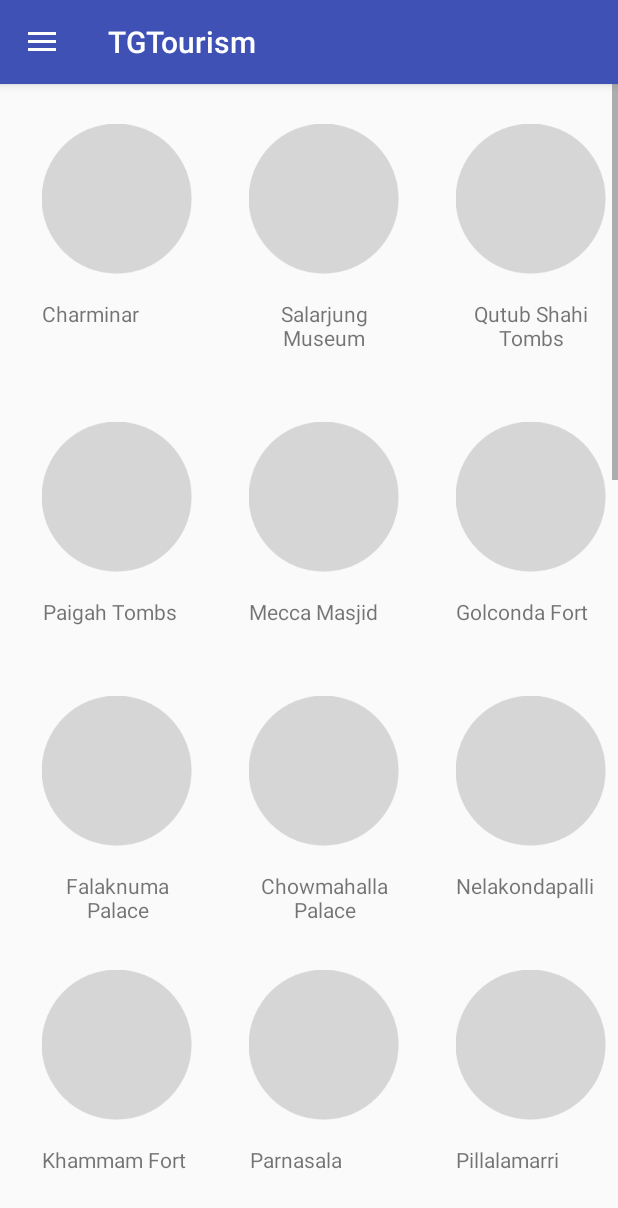
After one commit to santhoshgudla/TGTourism, an Android app: the fragment MainHeritageFragment placed in its activity, on a phone screen of 412 x 824 dp. The commit adds this screen. Shown: the top 1208 px of the screen. Run offline under Robolectric (Android 15) with nearby library versions, the phone set to English and light mode, and no system bars.

Commit message:
Modified all the fragments view to Listview and updated the images for the same.

```diff
--- a/app/build.gradle
+++ b/app/build.gradle
@@ -10,6 +10,8 @@ android {
         targetSdkVersion 24
         versionCode 1
         versionName "1.0"
+
+        multiDexEnabled true
     }
     buildTypes {
         release {
--- a/app/src/main/AndroidManifest.xml
+++ b/app/src/main/AndroidManifest.xml
@@ -29,8 +29,10 @@
                 android:value="com.gudla.tgtourism.MainActivity" />
         </activity>
         <activity android:name=".DestinationsActivity" />
-        <activity android:name=".DivineDestinationActivity"
-            android:configChanges="orientation|screenSize"></activity>
+        <activity
+            android:name=".DivineDestinationActivity"
+            android:configChanges="orientation|screenSize" />
+        <activity android:name=".HeritageActivity"></activity>
     </application>
 
 </manifest>
--- a/app/src/main/java/com/gudla/tgtourism/DestinationsActivity.java
+++ b/app/src/main/java/com/gudla/tgtourism/DestinationsActivity.java
@@ -45,6 +45,7 @@ public class DestinationsActivity extends AppCompatActivity implements AdapterVi
                 intent=new Intent(this,DivineDestinationActivity.class);
                 break;
             case 1:
+                intent=new Intent(this,HeritageActivity.class);
                 break;
             case 2:
                 break;
--- /dev/null
+++ b/app/src/main/java/com/gudla/tgtourism/HeritageActivity.java
@@ -0,0 +1,115 @@
+package com.gudla.tgtourism;
+
+import android.content.res.Configuration;
+import android.support.annotation.Nullable;
+import android.support.v4.app.FragmentManager;
+import android.support.v4.app.FragmentTransaction;
+import android.support.v4.widget.DrawerLayout;
+import android.support.v7.app.ActionBarDrawerToggle;
+import android.support.v7.app.AppCompatActivity;
+import android.os.Bundle;
+import android.view.LayoutInflater;
+import android.view.MenuItem;
+import android.view.View;
+import android.view.ViewGroup;
+import android.widget.AdapterView;
+import android.widget.ArrayAdapter;
+import android.widget.ListView;
+import android.widget.TextView;
+
+import com.gudla.tgtourism.heritage.TestFragment;
+
+public class HeritageActivity extends AppCompatActivity implements AdapterView.OnItemClickListener{
+    DrawerLayout drawerLayout;
+    ListView listView;
+    ActionBarDrawerToggle actionBarDrawerToggle;
+    FragmentManager fragmentManager;
+
+    @Override
+    protected void onCreate(Bundle savedInstanceState) {
+        super.onCreate(savedInstanceState);
+        setContentView(R.layout.activity_heritage);
+
+        drawerLayout= (DrawerLayout) findViewById(R.id.heritage_drawer);
+        listView= (ListView) findViewById(R.id.heritagelist);
+
+        actionBarDrawerToggle= new ActionBarDrawerToggle(this,drawerLayout,R.string.drawer_open,R.string.drawer_closed);
+        drawerLayout.addDrawerListener(actionBarDrawerToggle);
+        getSupportActionBar().setHomeButtonEnabled(true);
+        getSupportActionBar().setDisplayHomeAsUpEnabled(true);
+
+        listView.setAdapter(new ArrayAdapter<String>(this,R.layout.regions_item,getResources().getStringArray(R.array.regions_array)){
+
+            String[] regionName=getResources().getStringArray(R.array.regions_array);
+            @Override
+            public int getCount() {
+                return regionName.length;
+            }
+
+            @Override
+            public String getItem(int position) {
+                return regionName[position];
+            }
+
+            @Override
+            public long getItemId(int position) {
+                return position;
+            }
+
+            @Override
+            public View getView(int position, View convertView, ViewGroup parent) {
+                if(convertView == null){
+                    LayoutInflater inflater= (LayoutInflater) getContext().getSystemService(getContext().LAYOUT_INFLATER_SERVICE);
+                    convertView=inflater.inflate(R.layout.regions_item,parent,false);
+                }
+                TextView textView= (TextView) convertView.findViewById(R.id.textView4);
+                textView.setText(regionName[position]);
+                return convertView;
+            }
+        });
+        listView.setOnItemClickListener(this);
+        fragmentManager=getSupportFragmentManager();
+        FragmentTransaction fragmentTransaction=fragmentManager.beginTransaction();
+//        MainHeritageFragment mainHeritageFragment=new MainHeritageFragment();
+//        fragmentTransaction.add(R.id.mainheritageContainer,mainHeritageFragment,mainHeritageFragment.getClass().getSimpleName());
+        TestFragment testFragment=new TestFragment();
+        fragmentTransaction.add(R.id.mainheritageContainer,testFragment,testFragment.getClass().getSimpleName());
+        fragmentTransaction.commit();
+//        ItemFragment itemFragment=new ItemFragment();
+//        fragmentTransaction.add(R.id.mainheritageContainer,itemFragment,itemFragment.getClass().getSimpleName());
+//        fragmentTransaction.commit();
+
+
+    }
+
+
+    @Override
+    public boolean onOptionsItemSelected(MenuItem item) {
+        if(actionBarDrawerToggle.onOptionsItemSelected(item)){
+            return true;
+        }
+        return super.onOptionsItemSelected(item);
+    }
+
+    @Override
+    protected void onPostCreate(@Nullable Bundle savedInstanceState) {
+        super.onPostCreate(savedInstanceState);
+        actionBarDrawerToggle.syncState();
+    }
+
+    @Override
+    public void onConfigurationChanged(Configuration newConfig) {
+        super.onConfigurationChanged(newConfig);
+        actionBarDrawerToggle.onConfigurationChanged(newConfig);
+    }
+
+    @Override
+    public void onItemClick(AdapterView<?> adapterView, View view, int i, long l) {
+
+        onItemSelected(i);
+    }
+    private void onItemSelected(int i) {
+        listView.setItemChecked(i,true);
+    }
+
+}
--- a/app/src/main/java/com/gudla/tgtourism/divine/MainFragment.java
+++ b/app/src/main/java/com/gudla/tgtourism/divine/MainFragment.java
@@ -2,19 +2,24 @@ package com.gudla.tgtourism.divine;
 
 import android.content.Context;
 import android.net.Uri;
+import android.os.AsyncTask;
 import android.os.Bundle;
 import android.support.annotation.Nullable;
 import android.support.v4.app.Fragment;
 import android.view.LayoutInflater;
 import android.view.View;
 import android.view.ViewGroup;
+import android.widget.ArrayAdapter;
 import android.widget.GridView;
 
 import com.gudla.tgtourism.R;
 import com.gudla.tgtourism.util.GridCustomAdapter;
+import com.gudla.tgtourism.util.SourceArray;
+
+import java.util.ArrayList;
 
 public class MainFragment extends Fragment {
-    GridView myGridview;
+    public GridView myGridview;
     GridCustomAdapter mainAdapter;
     private Context context;
 
--- /dev/null
+++ b/app/src/main/java/com/gudla/tgtourism/heritage/MainHeritageFragment.java
@@ -0,0 +1,65 @@
+package com.gudla.tgtourism.heritage;
+
+
+import android.os.Bundle;
+import android.support.annotation.Nullable;
+import android.support.v4.app.Fragment;
+import android.view.LayoutInflater;
+import android.view.View;
+import android.view.ViewGroup;
+import android.widget.BaseAdapter;
+import android.widget.GridView;
+
+import com.gudla.tgtourism.R;
+import com.gudla.tgtourism.util.GridCustomAdapter;
+
+/**
+ * A simple {@link Fragment} subclass.
+ */
+public class MainHeritageFragment extends Fragment {
+    GridView gridView;
+    int[] imageId;
+    String[] names;
+    GridCustomAdapter gridCustomAdapter;
+
+
+
+    public MainHeritageFragment() {
+
+    }
+
+
+    @Override
+    public View onCreateView(LayoutInflater inflater, ViewGroup container,
+                             Bundle savedInstanceState) {
+
+        View view=inflater.inflate(R.layout.fragment_main_heritage, container, false);
+        gridView= (GridView) view.findViewById(R.id.gridHeritageMain);
+        return view;
+    }
+
+    @Override
+    public void onCreate(@Nullable Bundle savedInstanceState) {
+        super.onCreate(savedInstanceState);
+
+    }
+
+    @Override
+    public void onActivityCreated(@Nullable Bundle savedInstanceState) {
+        super.onActivityCreated(savedInstanceState);
+        int[] imageId={R.drawable.hyd_charminar,R.drawable.hyd_salarjung,R.drawable.hyd_qutubshahitombs,
+                        R.drawable.hyd_paigahtombs,R.drawable.hyd_mecca,R.drawable.hyd_golcondafort,R.drawable.hyd_falaknumapalace,
+                        R.drawable.hyd_chaumallapalace,R.drawable.khm_nelakondapalli,R.drawable.khm_khammamfort,R.drawable.khm_parnasala,
+                        R.drawable.mbn_pillalamarri,R.drawable.mbn_alampur,R.drawable.mbn_gadwalfort,R.drawable.nld_nandikonda,
+                        R.drawable.nld_nagarjunasagar,R.drawable.nld_kolanupaka,R.drawable.nld_devarakonda,R.drawable.nld_bhongir,
+                        R.drawable.nld_rachakondafort,R.drawable.wgl_thousand_pillars,R.drawable.wgl_warangalfort,R.drawable.wgl_ramappa,
+                        R.drawable.adb_nirmalfort,R.drawable.nzb_domakonda,R.drawable.nzb_fort,R.drawable.nzb_archaeological,
+                        R.drawable.knr_ramagirifort,R.drawable.knr_silverfiligree,R.drawable.knr_dhulikatta,R.drawable.knr_elgandal,
+                        R.drawable.knr_jagtial_fort,R.drawable.knr_nagunur,R.drawable.mdk_medakfort};
+        this.imageId=imageId;
+        names=getActivity().getResources().getStringArray(R.array.main_heritage_array);
+        gridCustomAdapter=new GridCustomAdapter(getActivity(),imageId,names);
+        gridView.setAdapter(gridCustomAdapter);
+    }
+
+}
--- /dev/null
+++ b/app/src/main/java/com/gudla/tgtourism/heritage/TestFragment.java
@@ -0,0 +1,58 @@
+package com.gudla.tgtourism.heritage;
+
+
+import android.content.Context;
+import android.os.Bundle;
+import android.support.annotation.Nullable;
+import android.support.v4.app.Fragment;
+import android.support.v7.widget.RecyclerView;
+import android.view.LayoutInflater;
+import android.view.View;
+import android.view.ViewGroup;
+import android.widget.Toast;
+
+import com.gudla.tgtourism.R;
+import com.gudla.tgtourism.util.MyCustomRecyclerAdapter;
+
+/**
+ * A simple {@link Fragment} subclass.
+ */
+public class TestFragment extends Fragment {
+    RecyclerView mRecyclerView;
+    Context mContext;
+
+
+    public TestFragment() {
+    }
+
+    @Override
+    public void onCreate(@Nullable Bundle savedInstanceState) {
+        super.onCreate(savedInstanceState);
+        setRetainInstance(true);
+    }
+
+    @Override
+    public View onCreateView(LayoutInflater inflater, ViewGroup container,
+                             Bundle savedInstanceState) {
+        View view= inflater.inflate(R.layout.fragment_test, container, false);
+        mRecyclerView= (RecyclerView) view.findViewById(R.id.recyclerTest);
+        mRecyclerView.setHasFixedSize(true);
+        return view;
+    }
+
+    @Override
+    public void onActivityCreated(@Nullable Bundle savedInstanceState) {
+        super.onActivityCreated(savedInstanceState);
+        if(mRecyclerView==null){
+            Toast.makeText(mContext,"RecyclerView is null",Toast.LENGTH_LONG).show();
+        }else {
+            mRecyclerView.setAdapter(new MyCustomRecyclerAdapter(mContext));
+        }
+    }
+
+    @Override
+    public void onAttach(Context context) {
+        super.onAttach(context);
+        this.mContext=context;
+    }
+}
--- /dev/null
+++ b/app/src/main/java/com/gudla/tgtourism/heritage/dummy/DummyContent.java
@@ -0,0 +1,61 @@
+package com.gudla.tgtourism.heritage.dummy;
+
+
+
+import com.gudla.tgtourism.util.SourceArray;
+
+import java.util.ArrayList;
+import java.util.HashMap;
+import java.util.List;
+import java.util.Map;
+
+/**
+ * Helper class for providing sample content for user interfaces created by
+ * Android template wizards.
+ * <p/>
+ * TODO: Replace all uses of this class before publishing your app.
+ */
+public class DummyContent {
+
+    /**
+     * An array of sample (dummy) items.
+     */
+    public static final List<SourceArray> ITEMS = new ArrayList<>();
+
+    /**
+     * A map of sample (dummy) items, by ID.
+     */
+    public static final Map<String, DummyItem> ITEM_MAP = new HashMap<String, DummyItem>();
+
+
+    static {
+        // Add some sample items.
+        for (int i = 0; i <= 40; i++) {
+            addItem(createDummyItem(i));
+        }
+    }
+
+    private static void addItem(SourceArray item) {
+
+        ITEMS.add(item);
+    }
+
+    private static SourceArray createDummyItem(int position) {
+        return new SourceArray(DummyItem.mImageId[position],DummyItem.mNames[position]);
+    }
+
+    /**
+     * A dummy item representing a piece of content.
+     */
+    public static class DummyItem {
+        public static int[] mImageId;
+        public static String[] mNames;
+
+        public DummyItem(int[] mImageId,String[] mName) {
+            DummyItem.mImageId=mImageId;
+            DummyItem.mNames=mName;
+        }
+
+
+    }
+}
--- /dev/null
+++ b/app/src/main/java/com/gudla/tgtourism/util/DataSource.java
@@ -0,0 +1,13 @@
+package com.gudla.tgtourism.util;
+
+/**
+ * Created by dell on 9/10/2016.
+ */
+public class DataSource {
+    public int mImageId;
+    public String mName;
+    public DataSource(int mImageId, String mName){
+        this.mImageId=mImageId;
+        this.mName=mName;
+    }
+}
--- a/app/src/main/java/com/gudla/tgtourism/util/GridCustomAdapter.java
+++ b/app/src/main/java/com/gudla/tgtourism/util/GridCustomAdapter.java
@@ -23,11 +23,9 @@ public class GridCustomAdapter extends BaseAdapter {
 
     Context context;
     ArrayList<SourceArray> list;
-    GridView myGrid;
 
     public GridCustomAdapter(Context context, int[] imageId, String[] name) {
         this.context = context;
-        this.myGrid=myGrid;
         list = new ArrayList<>();
         for (int i = 0; i < imageId.length; i++) {
             SourceArray sourceArray = new SourceArray(imageId[i], name[i]);
@@ -54,8 +52,6 @@ public class GridCustomAdapter extends BaseAdapter {
     public View getView(int i, View view, ViewGroup viewGroup) {
         View row = view;
         ViewHolder viewHolder;
-//        int imageViewId= R.id.gridImageView;
-//        int textViewId=R.id.gridTextView;
         int imageViewId = R.id.imageLinnerGrid;
         int textViewId = R.id.textLineerGrid;
         if (row == null) {
--- /dev/null
+++ b/app/src/main/java/com/gudla/tgtourism/util/MyCustomRecyclerAdapter.java
@@ -0,0 +1,106 @@
+package com.gudla.tgtourism.util;
+
+import android.content.Context;
+import android.graphics.Bitmap;
+import android.graphics.BitmapFactory;
+import android.graphics.Canvas;
+import android.graphics.Path;
+import android.graphics.Rect;
+import android.support.v7.widget.RecyclerView;
+import android.view.LayoutInflater;
+import android.view.View;
+import android.view.ViewGroup;
+import android.widget.ImageView;
+import android.widget.TextView;
+
+import com.gudla.tgtourism.R;
+
+import java.util.ArrayList;
+
+/**
+ * Created by dell on 9/10/2016.
+ */
+public class MyCustomRecyclerAdapter extends RecyclerView.Adapter<MyCustomRecyclerAdapter.ItemHolder> {
+    LayoutInflater mInflater;
+    public static ArrayList<DataSource> mList;
+    Context mContext;
+
+    public MyCustomRecyclerAdapter(Context mContext){
+        this.mContext=mContext;
+        mInflater=LayoutInflater.from(mContext);
+       String[] mName=mContext.getResources().getStringArray(R.array.main_heritage_array);
+       int[] mImageId={R.drawable.hyd_charminar,R.drawable.hyd_salarjung,R.drawable.hyd_qutubshahitombs,
+                R.drawable.hyd_paigahtombs,R.drawable.hyd_mecca,R.drawable.hyd_golcondafort,R.drawable.hyd_falaknumapalace,
+                R.drawable.hyd_chaumallapalace,R.drawable.khm_nelakondapalli,R.drawable.khm_khammamfort,R.drawable.khm_parnasala,
+                R.drawable.mbn_pillalamarri,R.drawable.mbn_alampur,R.drawable.mbn_gadwalfort,R.drawable.nld_nandikonda,
+                R.drawable.nld_nagarjunasagar,R.drawable.nld_kolanupaka,R.drawable.nld_devarakonda,R.drawable.nld_bhongir,
+                R.drawable.nld_rachakondafort,R.drawable.wgl_thousand_pillars,R.drawable.wgl_warangalfort,R.drawable.wgl_ramappa,
+                R.drawable.adb_nirmalfort,R.drawable.nzb_domakonda,R.drawable.nzb_fort,R.drawable.nzb_archaeological,
+                R.drawable.knr_ramagirifort,R.drawable.knr_silverfiligree,R.drawable.knr_dhulikatta,R.drawable.knr_elgandal,
+                R.drawable.knr_jagtial_fort,R.drawable.knr_nagunur,R.drawable.mdk_medakfort};
+        getSourceArray(mImageId,mName);
+    }
+    public static void getSourceArray(int[] mImageId,String[] mName){
+        mList=new ArrayList<>();
+        for(int i=0;i<mName.length;i++){
+            DataSource sourceArray=new DataSource(mImageId[i], mName[i]);
+            mList.add(sourceArray);
+        }
+    }
+
+    @Override
+    public ItemHolder onCreateViewHolder(ViewGroup parent, int viewType) {
+
+        View view=mInflater.inflate(R.layout.custom_grid_row,parent,false);
+        ItemHolder itemHolder= new ItemHolder(view);
+        return itemHolder;
+    }
+
+    @Override
+    public void onBindViewHolder(ItemHolder holder, int position) {
+        holder.mTextView.setText(mList.get(position).mName);
+        holder.mImageView.setImageResource(mList.get(position).mImageId);
+//        Bitmap icon = BitmapFactory.decodeResource(mContext.getResources(), mList.get(position).mImageId);
+//        Bitmap circleImage = getRoundedShape(icon);
+//        holder.mImageView.setImageBitmap(circleImage);
+
+    }
+
+    @Override
+    public int getItemCount() {
+        return mList.size();
+    }
+
+//    public Bitmap getRoundedShape(Bitmap scaleBitmapImage) {
+//        int targetWidth = 200;
+//        int targetHeight = 200;
+//        Bitmap targetBitmap = Bitmap.createBitmap(targetWidth,
+//                targetHeight,Bitmap.Config.ARGB_8888);
+//
+//        Canvas canvas = new Canvas(targetBitmap);
+//        Path path = new Path();
+//        path.addCircle(((float) targetWidth - 1) / 2,
+//                ((float) targetHeight - 1) / 2,
+//                (Math.min(((float) targetWidth),
+//                        ((float) targetHeight)) / 2),
+//                Path.Direction.CCW);
+//
+//        canvas.clipPath(path);
+//        Bitmap sourceBitmap = scaleBitmapImage;
+//        canvas.drawBitmap(sourceBitmap,
+//                new Rect(0, 0, sourceBitmap.getWidth(),
+//                        sourceBitmap.getHeight()),
+//                new Rect(0, 0, targetWidth, targetHeight), null);
+//        return targetBitmap;
+//    }
+
+    class ItemHolder extends RecyclerView.ViewHolder{
+        TextView mTextView;
+        ImageView mImageView;
+        public ItemHolder(View itemView) {
+            super(itemView);
+            mImageView= (ImageView) itemView.findViewById(R.id.gridImageView);
+            mTextView=(TextView)itemView.findViewById(R.id.gridTextView);
+        }
+    }
+}
--- /dev/null
+++ b/app/src/main/res/layout/activity_heritage.xml
@@ -0,0 +1,19 @@
+<?xml version="1.0" encoding="utf-8"?>
+<android.support.v4.widget.DrawerLayout xmlns:android="http://schemas.android.com/apk/res/android"
+    android:layout_width="match_parent"
+    android:layout_height="match_parent"
+    android:id="@+id/heritage_drawer">
+    <FrameLayout
+        android:layout_width="match_parent"
+        android:layout_height="match_parent"
+        android:id="@+id/mainheritageContainer">
+
+    </FrameLayout>
+    <ListView
+        android:layout_width="240dp"
+        android:layout_height="match_parent"
+        android:layout_gravity="left"
+        android:background="#988fff"
+        android:id="@+id/heritagelist">
+    </ListView>
+</android.support.v4.widget.DrawerLayout>
--- a/app/src/main/res/layout/custom_grid_row.xml
+++ b/app/src/main/res/layout/custom_grid_row.xml
@@ -1,17 +1,16 @@
 <?xml version="1.0" encoding="utf-8"?>
 <RelativeLayout xmlns:android="http://schemas.android.com/apk/res/android"
-    android:layout_width="match_parent"
-    android:layout_height="match_parent"
-    android:layout_margin="30dp">
+    android:layout_width="wrap_content"
+    android:layout_height="wrap_content"
+    android:layout_margin="10dp">
 
     <ImageView
         android:layout_width="wrap_content"
         android:layout_height="wrap_content"
         android:id="@+id/gridImageView"
         android:src="@drawable/divine_hyd_birla_mandir"
-        android:layout_centerVertical="true"
-        android:layout_centerHorizontal="true"
-        android:layout_marginBottom="30dp"/>
+        android:layout_alignParentTop="true"
+        android:layout_alignParentStart="true" />
 
     <TextView
         android:layout_width="wrap_content"
@@ -22,5 +21,6 @@
         android:gravity="center"
         android:id="@+id/gridTextView"
         android:layout_below="@+id/gridImageView"
-        android:layout_centerHorizontal="true" />
+        android:layout_alignParentStart="true"
+        android:layout_centerInParent="true"/>
 </RelativeLayout>
--- a/app/src/main/res/layout/custon_grid_lineer.xml
+++ b/app/src/main/res/layout/custon_grid_lineer.xml
@@ -1,6 +1,7 @@
 <?xml version="1.0" encoding="utf-8"?>
 <LinearLayout xmlns:android="http://schemas.android.com/apk/res/android"
-    android:orientation="vertical" android:layout_width="match_parent"
+    android:orientation="vertical"
+    android:layout_width="match_parent"
     android:layout_height="match_parent"
     android:padding="10dp">
 
--- /dev/null
+++ b/app/src/main/res/layout/fragment_main_heritage.xml
@@ -0,0 +1,19 @@
+<FrameLayout xmlns:android="http://schemas.android.com/apk/res/android"
+    xmlns:tools="http://schemas.android.com/tools"
+    android:layout_width="match_parent"
+    android:layout_height="match_parent"
+    tools:context="com.gudla.tgtourism.heritage.MainHeritageFragment">
+
+    <GridView
+        android:layout_width="match_parent"
+        android:layout_height="match_parent"
+        android:numColumns="auto_fit"
+        android:columnWidth="120dp"
+        android:gravity="center"
+        android:horizontalSpacing="10dp"
+        android:verticalSpacing="10dp"
+        android:stretchMode="spacingWidthUniform"
+        android:id="@+id/gridHeritageMain">
+
+        </GridView>
+</FrameLayout>
--- /dev/null
+++ b/app/src/main/res/layout/fragment_test.xml
@@ -0,0 +1,18 @@
+<FrameLayout xmlns:android="http://schemas.android.com/apk/res/android"
+    xmlns:tools="http://schemas.android.com/tools"
+    android:layout_width="match_parent"
+    android:layout_height="match_parent"
+    xmlns:app="http://schemas.android.com/apk/res-auto"
+    tools:context="com.gudla.tgtourism.heritage.TestFragment">
+
+    <android.support.v7.widget.RecyclerView
+        android:id="@+id/recyclerTest"
+        android:scrollbars="vertical"
+        android:layout_width="match_parent"
+        android:layout_height="match_parent"
+        app:layoutManager="android.support.v7.widget.GridLayoutManager"
+        app:spanCount="3">
+
+    </android.support.v7.widget.RecyclerView>
+
+</FrameLayout>
--- a/app/src/main/res/values/strings.xml
+++ b/app/src/main/res/values/strings.xml
@@ -257,8 +257,42 @@
         <item>Ananthagiri Hills Anantha Padmanabha Swamy Temple</item>
     </string-array>
 
-    <!-- TODO: Remove or change this placeholder text -->
-    <string name="hello_blank_fragment">Hello blank fragment</string>
+    <string-array name="main_heritage_array">
+        <item>Charminar</item>
+        <item>Salarjung Museum</item>
+        <item>Qutub Shahi Tombs</item>
+        <item>Paigah Tombs</item>
+        <item>Mecca Masjid</item>
+        <item>Golconda Fort</item>
+        <item>Falaknuma Palace</item>
+        <item>Chowmahalla Palace</item>
+        <item>Nelakondapalli</item>
+        <item>Khammam Fort</item>
+        <item>Parnasala</item>
+        <item>Pillalamarri</item>
+        <item>Alampur</item>
+        <item>Gadwal Fort</item>
+        <item>Nandikonda</item>
+        <item>Nagarjuna Sagar</item>
+        <item>Kolanupaka</item>
+        <item>Devarakonda Fort</item>
+        <item>Bhongir Fort</item>
+        <item>Rachakonda Fort</item>
+        <item>Thousand pillars</item>
+        <item>Warangal Fort</item>
+        <item>Ramappa</item>
+        <item>Nirmal Fort</item>
+        <item>Domakonda Fort</item>
+        <item>Nizamabad Fort</item>
+        <item>Heritage Museum</item>
+        <item>Ramagiri Fort</item>
+        <item>Silver Filighree</item>
+        <item>Dhulikatta</item>
+        <item>Elgandal Fort</item>
+        <item>Jagtial Fort</item>
+        <item>Nagunur Fort</item>
+        <item>Medak Fort</item>
+    </string-array>
 
     <!-- TODO: Remove or change this placeholder text -->
 </resources>
```
